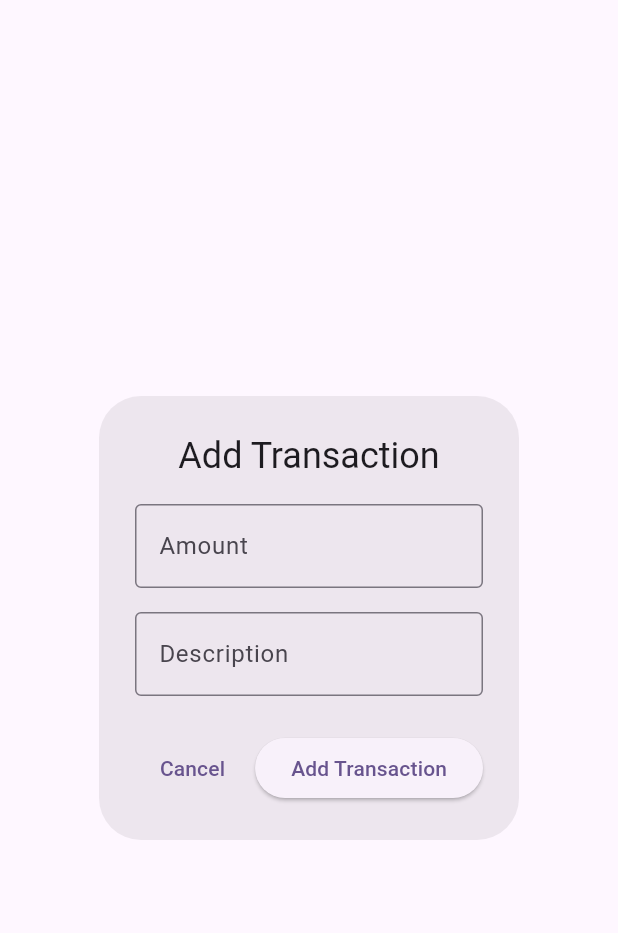
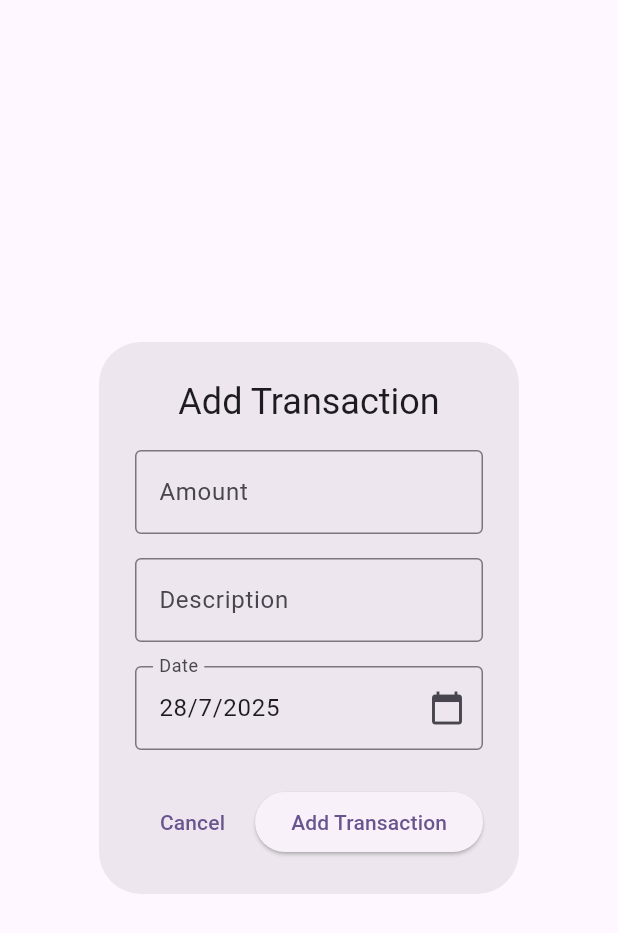
Before and after one commit to panachainy/mini_personal_finance_app, a Flutter app: the TransactionDialog widget shown alone on an empty page, opened directly, after a tap on "Add Transaction", on a phone screen of 412 x 824 dp. Shown: the top 933 px of the screen. Run offline on Flutter 3.47's test engine with Material 3 defaults, Android fonts, the phone set to English and light mode, and no system bars; our stand-ins replace bloc, cloud_firestore, connectivity_plus, firebase_core, flutter_bloc, freezed_annotation and 2 more; accounts and stored records are empty; generated files the repository leaves out were written again.

Commit message:
feat(transaction): add date handling in TransactionDialog and update HomeView

```diff
--- a/lib/features/home/presentation/pages/home.dart
+++ b/lib/features/home/presentation/pages/home.dart
@@ -75,6 +75,7 @@ class HomeView extends StatelessWidget {
                                     String category,
                                     double amount,
                                     String description,
+                                    DateTime date,
                                   ) {
                                     // TODO: Handle transaction update
                                     print(
@@ -86,6 +87,7 @@ class HomeView extends StatelessWidget {
                               category: transaction.category.name,
                               amount: transaction.amount,
                               description: transaction.description,
+                              date: transaction.date,
                             ),
                           );
                         },
@@ -123,6 +125,7 @@ class HomeView extends StatelessWidget {
                     String category,
                     double amount,
                     String description,
+                    DateTime date,
                   ) {
                     context.read<TransactionBloc>().add(
                       TransactionEvent.addTransaction(
--- a/lib/features/home/presentation/widgets/transaction_dialog.dart
+++ b/lib/features/home/presentation/widgets/transaction_dialog.dart
@@ -7,8 +7,17 @@ class TransactionDialog extends StatelessWidget {
     String category,
     double amount,
     String description,
+    DateTime date,
   )?
   onSubmit;
+
+  // if have id it edit case
+  final String? id;
+  final bool? isExpense;
+  final String? category;
+  final double? amount;
+  final String? description;
+  final DateTime? date;
 
   const TransactionDialog({
     super.key,
@@ -18,19 +27,18 @@ class TransactionDialog extends StatelessWidget {
     this.category,
     this.amount,
     this.description,
+    this.date,
   });
-
-  // if have id it edit case
-  final String? id;
-  final bool? isExpense;
-  final String? category;
-  final double? amount;
-  final String? description;
 
   @override
   Widget build(BuildContext context) {
-    final amountController = TextEditingController();
-    final descriptionController = TextEditingController();
+    final amountController = TextEditingController(
+      text: amount != null ? amount.toString() : '',
+    );
+    final descriptionController = TextEditingController(
+      text: description ?? '',
+    );
+    final selectedDate = ValueNotifier<DateTime>(date ?? DateTime.now());
 
     return AlertDialog(
       title: Text(
@@ -58,6 +66,34 @@ class TransactionDialog extends StatelessWidget {
               border: OutlineInputBorder(),
             ),
           ),
+          const SizedBox(height: 16),
+          ValueListenableBuilder<DateTime>(
+            valueListenable: selectedDate,
+            builder: (context, date, _) {
+              return TextField(
+                controller: TextEditingController(
+                  text: '${date.day}/${date.month}/${date.year}',
+                ),
+                decoration: const InputDecoration(
+                  labelText: 'Date',
+                  border: OutlineInputBorder(),
+                  suffixIcon: Icon(Icons.calendar_today),
+                ),
+                readOnly: true,
+                onTap: () async {
+                  final pickedDate = await showDatePicker(
+                    context: context,
+                    initialDate: date,
+                    firstDate: DateTime(2000),
+                    lastDate: DateTime.now(),
+                  );
+                  if (pickedDate != null) {
+                    selectedDate.value = pickedDate;
+                  }
+                },
+              );
+            },
+          ),
         ],
       ),
       actions: [
@@ -67,19 +103,20 @@ class TransactionDialog extends StatelessWidget {
         ),
         ElevatedButton(
           onPressed: () {
-            final amount = double.tryParse(amountController.text);
-            if (amount != null) {
+            final parsedAmount = double.tryParse(amountController.text);
+            if (parsedAmount != null) {
               onSubmit?.call(
                 id,
                 isExpense ?? false,
                 category ?? '',
-                amount,
+                parsedAmount,
                 descriptionController.text,
+                selectedDate.value,
               );
               Navigator.of(context).pop();
             }
           },
-          child: const Text('Add Transaction'),
+          child: Text(id != null ? 'Update Transaction' : 'Add Transaction'),
         ),
       ],
     );
```
